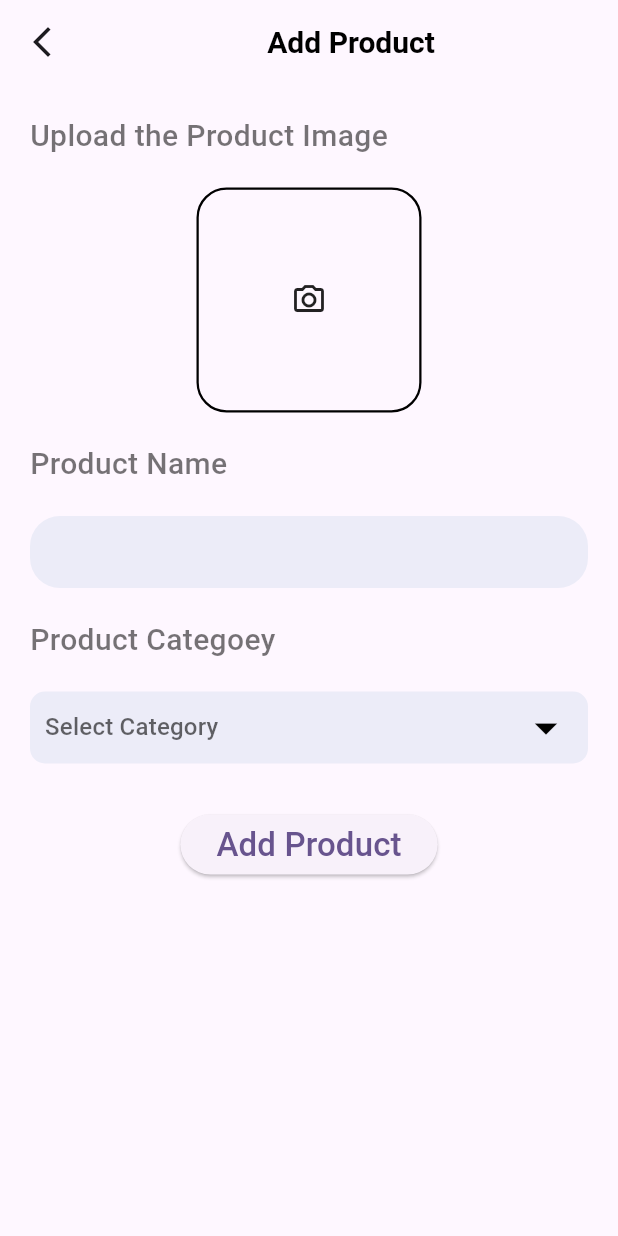
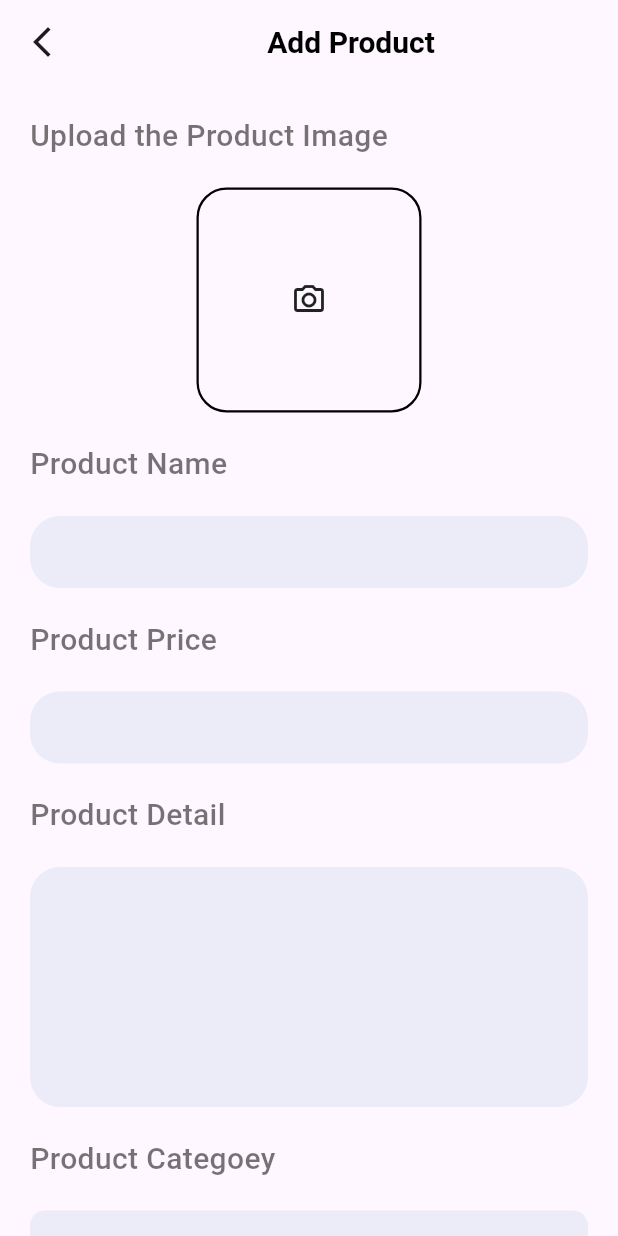
Before and after one commit to Phantantin/project_flutter, a Flutter app: the AddProduct screen opened directly, on a phone screen of 412 x 824 dp. Run offline on Flutter 3.47's test engine with Material 3 defaults, Android fonts, the light colour scheme and no system bars; our stand-ins replace cloud_firestore, curved_navigation_bar, firebase_auth, firebase_core, firebase_storage, image_picker and 3 more; accounts and stored records are empty.

Commit message:
detail-P

```diff
--- a/lib/Admin/add_product.dart
+++ b/lib/Admin/add_product.dart
@@ -19,6 +19,8 @@ class _AddProductState extends State<AddProduct> {
   final ImagePicker _picker = ImagePicker();
   File? selectedImage;
   TextEditingController namecontroller = new TextEditingController();
+  TextEditingController pricecontroller = new TextEditingController();
+  TextEditingController detailcontroller = new TextEditingController();
 
   Future<void> requestPermissions() async {
     await Permission.camera.request();
@@ -43,7 +45,10 @@ class _AddProductState extends State<AddProduct> {
       Map<String, dynamic> addProduct = {
         "Name": namecontroller.text,
         "Image": downloadUrl,
+        "Price": pricecontroller.text,
+        "Detail": detailcontroller.text,
       };
+
       await DatabaseMethods().addProduct(addProduct, value!).then((value) {
         selectedImage = null;
         namecontroller.text = "";
@@ -58,7 +63,7 @@ class _AddProductState extends State<AddProduct> {
   }
 
   String? value;
-  final List<String> categoryitem = ['Watch', 'Laptop', 'TV', 'Headphone'];
+  final List<String> categoryitem = ['Watch', 'Laptop', 'TV', 'Headphones'];
   @override
   Widget build(BuildContext context) {
     return Scaffold(
@@ -75,8 +80,10 @@ class _AddProductState extends State<AddProduct> {
           ),
         ),
       ),
-      body: Container(
-        margin: EdgeInsets.only(left: 20.0, top: 20.0, right: 20.0),
+      body: SingleChildScrollView(
+        child: Container(
+          margin:
+              EdgeInsets.only(left: 20.0, top: 20.0, right: 20.0, bottom: 20.0),
           child: Column(
             crossAxisAlignment: CrossAxisAlignment.start,
             children: [
@@ -97,7 +104,8 @@ class _AddProductState extends State<AddProduct> {
                           height: 150,
                           width: 150,
                           decoration: BoxDecoration(
-                            border: Border.all(color: Colors.black, width: 1.5),
+                              border:
+                                  Border.all(color: Colors.black, width: 1.5),
                               borderRadius: BorderRadius.circular(20)),
                           child: Icon(Icons.camera_alt_outlined),
                         ),
@@ -134,6 +142,49 @@ class _AddProductState extends State<AddProduct> {
                     borderRadius: BorderRadius.circular(20)),
                 child: TextField(
                   controller: namecontroller,
+                  decoration: InputDecoration(border: InputBorder.none),
+                ),
+              ),
+              SizedBox(
+                height: 20.0,
+              ),
+              Text(
+                "Product Price",
+                style: AppWidget.lightTextFeildStyle(),
+              ),
+              SizedBox(
+                height: 20.0,
+              ),
+              Container(
+                padding: EdgeInsets.symmetric(horizontal: 20.0),
+                width: MediaQuery.of(context).size.width,
+                decoration: BoxDecoration(
+                    color: Color(0xFFececf8),
+                    borderRadius: BorderRadius.circular(20)),
+                child: TextField(
+                  controller: pricecontroller,
+                  decoration: InputDecoration(border: InputBorder.none),
+                ),
+              ),
+              SizedBox(
+                height: 20.0,
+              ),
+              Text(
+                "Product Detail",
+                style: AppWidget.lightTextFeildStyle(),
+              ),
+              SizedBox(
+                height: 20.0,
+              ),
+              Container(
+                padding: EdgeInsets.symmetric(horizontal: 20.0),
+                width: MediaQuery.of(context).size.width,
+                decoration: BoxDecoration(
+                    color: Color(0xFFececf8),
+                    borderRadius: BorderRadius.circular(20)),
+                child: TextField(
+                  maxLines: 6,
+                  controller: detailcontroller,
                   decoration: InputDecoration(border: InputBorder.none),
                 ),
               ),
@@ -190,6 +241,7 @@ class _AddProductState extends State<AddProduct> {
             ],
           ),
         ),
+      ),
     );
   }
 }
--- a/lib/main.dart
+++ b/lib/main.dart
@@ -41,7 +41,7 @@ class MyApp extends StatelessWidget {
           colorScheme: ColorScheme.fromSeed(seedColor: Colors.deepPurple),
           useMaterial3: true,
         ),
-        home: AddProduct());
+        home: SignUp());
   }
 }
 
--- a/lib/pages/product_detail.dart
+++ b/lib/pages/product_detail.dart
@@ -2,7 +2,12 @@ import 'package:flutter/material.dart';
 import 'package:shopping_app_1/widget/support_widget.dart';
 
 class ProductDetail extends StatefulWidget {
-  const ProductDetail({super.key});
+  String image, name, detail, price;
+  ProductDetail(
+      {required this.detail,
+      required this.image,
+      required this.name,
+      required this.price});
 
   @override
   State<ProductDetail> createState() => _ProductDetailState();
@@ -33,8 +38,8 @@ class _ProductDetailState extends State<ProductDetail> {
                       child: Icon(Icons.arrow_back_ios_new_outlined)),
                 ),
                 Center(
-                  child: Image.asset(
-                    "images/headphone2.png",
+                  child: Image.network(
+                    widget.image,
                     height: 400,
                   ),
                 )
@@ -56,10 +61,10 @@ class _ProductDetailState extends State<ProductDetail> {
                       mainAxisAlignment: MainAxisAlignment.spaceBetween,
                       children: [
                         Text(
-                          "Headphone",
+                          widget.name,
                           style: AppWidget.boldTextFeildStyle(),
                         ),
-                        Text("\$300",
+                        Text("\$" + widget.price,
                             style: TextStyle(
                                 color: Color(0xFFfd6f3e),
                                 fontSize: 23.0,
@@ -76,8 +81,7 @@ class _ProductDetailState extends State<ProductDetail> {
                     SizedBox(
                       height: 10.0,
                     ),
-                    Text(
-                        "The product is very good. It have a 1 year waranty. These heaphones are to good like you can also listen a person who is speaking slowly. But be aware of shiwam he speaks very loudly."),
+                    Text(widget.detail),
                     SizedBox(
                       height: 160.0,
                     ),
--- a/lib/services/database.dart
+++ b/lib/services/database.dart
@@ -14,4 +14,8 @@ class DatabaseMethods {
         .collection(categoryname)
         .add(userInfoMap);
   }
+
+  Future<Stream<QuerySnapshot>> getProducts(String category) async {
+    return await FirebaseFirestore.instance.collection(category).snapshots();
+  }
 }
```
Also changed, not shown: lib/pages/category_products.dart (added, +133 -0 lines), lib/pages/home.dart (+45 -9 lines). Lines whose indentation alone changed are shown as unchanged.
